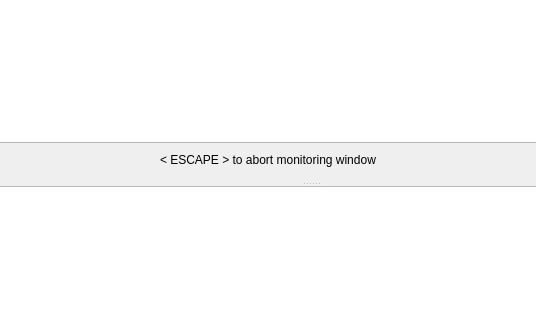
First picture: the form in chordv/src/mainwindow.ui, repository jpcima/chordv, before the edit; both pictures show x 165 to 701 and y 225 to 545 of the 951 by 703 pixel window.
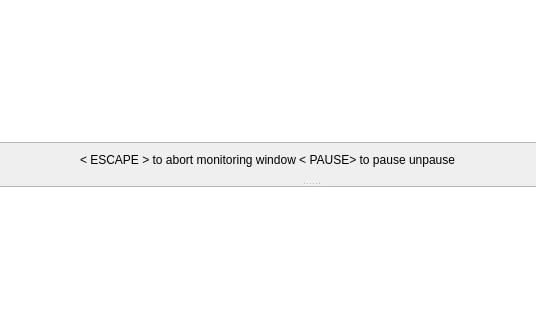
Second picture: the form after the edit. The open tabs and pages were chosen to show the change. Icons and pictures are not drawn. Custom widgets are drawn as their Qt base class.

Commit message: ESCAPE and PAUSE key on lyrics monitoring

Diff of the .ui file:
```diff
--- a/chordv/src/mainwindow.ui
+++ b/chordv/src/mainwindow.ui
@@ -291,7 +291,8 @@
              <item>
               <widget class="QLabel" name="label">
                <property name="text">
-                <string>&lt; ESCAPE &gt;  to abort monitoring window</string>
+                <string>&lt; ESCAPE &gt;  to abort monitoring window
+&lt; PAUSE&gt; to pause unpause</string>
                </property>
               </widget>
              </item>
```
Left out of the diff: 2 changed lines with no effect on the pictures. The commit also changes 1 other file.
